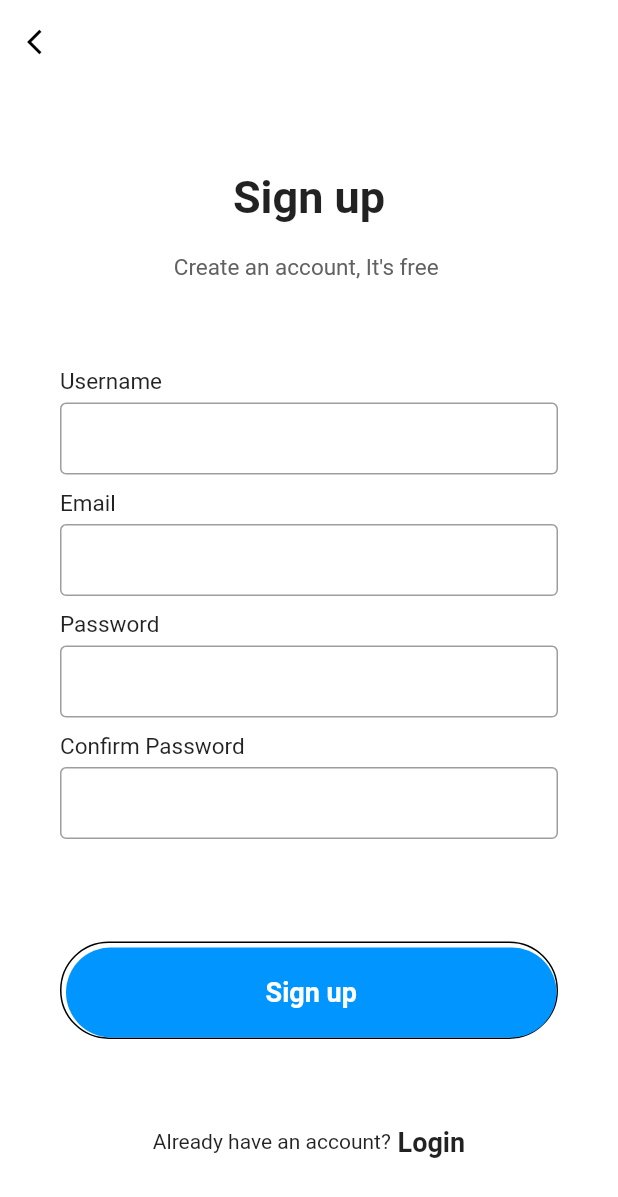
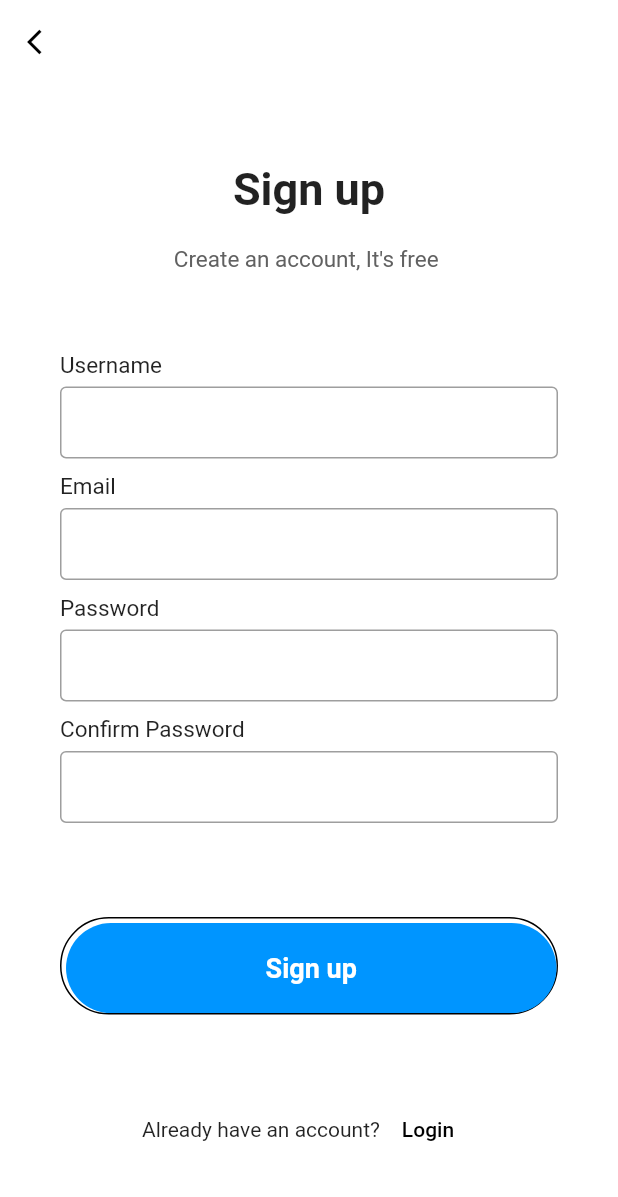
Before and after one commit to IF20CRIZALALFIKRI/GudangKu, a Flutter app: the SignupPage screen opened directly, on a phone screen of 412 x 824 dp. Shown: the top 1197 px of the screen. Run offline on Flutter 3.47's test engine with Material 2 defaults, Android fonts, the phone set to English and light mode, and no system bars.

Commit message:
edit signup dan spashscreen

```diff
--- a/lib/Screen/SplashScreen.dart
+++ b/lib/Screen/SplashScreen.dart
@@ -39,13 +39,13 @@ class _SplashScreenApp extends State<SplashScreenApp> {
     Timer(
         Duration(seconds: 3),
         (() => Navigator.pushReplacement(
-            context, MaterialPageRoute(builder: (context) => SignupPage()))));
+            context, MaterialPageRoute(builder: (context) => LoginPage()))));
   }
 
   @override
   Widget build(BuildContext context) {
     return Container(
-        color: Colors.white,
-        child: FlutterLogo(size: MediaQuery.of(context).size.height));
+        color: Colors.white, child: Image.asset("assets/gudang.png"));
+    //child: FlutterLogo(size: MediaQuery.of(context).size.height));
   }
 }
--- a/lib/Screen/signup.dart
+++ b/lib/Screen/signup.dart
@@ -92,9 +92,15 @@ class SignupPage extends StatelessWidget {
                 mainAxisAlignment: MainAxisAlignment.center,
                 children: <Widget>[
                   Text("Already have an account?"),
-                  Text(
-                    " Login",
-                    style: TextStyle(fontWeight: FontWeight.w600, fontSize: 18),
+                  TextButton(
+                    child: Text(
+                      "Login",
+                      style: TextStyle(color: Colors.black),
+                    ),
+                    onPressed: () {
+                      Navigator.push(context,
+                          MaterialPageRoute(builder: (context) => LoginPage()));
+                    },
                   )
                 ],
               )
```
